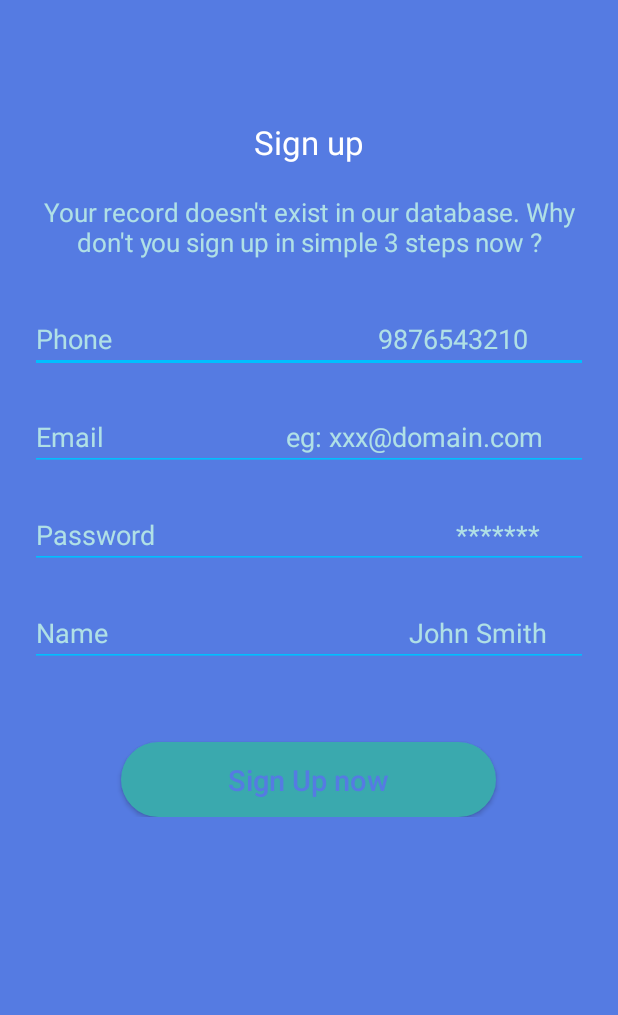
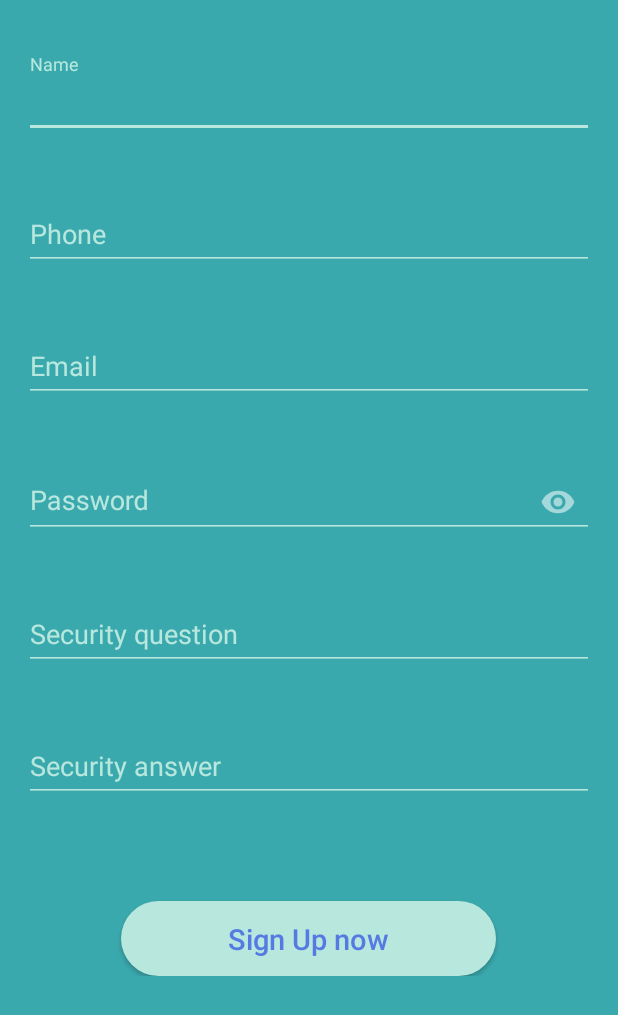
Before and after one commit to kaizer1161/BudgetCatcher, an Android app: the layout activity_sign_up.xml on its own in the app's theme, with its tools: preview values and no code run, on a phone screen of 412 x 824 dp. Shown: the top 1015 px of the screen. Run offline under Robolectric (Android 15) with nearby library versions, the light colour scheme and no system bars.

Commit message:
sign up layout created

```diff
--- a/app/src/main/res/layout/activity_sign_in.xml
+++ b/app/src/main/res/layout/activity_sign_in.xml
@@ -30,7 +30,6 @@
                     android:layout_height="wrap_content"
                     android:hint="Email"
                     android:inputType="text"
-                    android:padding="@dimen/gap_of_16dp"
                     android:textColor="@color/white" />
 
             </android.support.design.widget.TextInputLayout>
@@ -47,10 +46,8 @@
                     android:id="@+id/password_login_EditText"
                     android:layout_width="match_parent"
                     android:layout_height="wrap_content"
-                    android:background="@null"
                     android:hint="Password"
                     android:inputType="textPassword"
-                    android:padding="@dimen/gap_of_16dp"
                     android:textColor="@color/white" />
 
             </android.support.design.widget.TextInputLayout>
--- a/app/src/main/res/layout/activity_sign_up.xml
+++ b/app/src/main/res/layout/activity_sign_up.xml
@@ -1,108 +1,110 @@
 <?xml version="1.0" encoding="utf-8"?>
 <android.support.constraint.ConstraintLayout xmlns:android="http://schemas.android.com/apk/res/android"
-    xmlns:tools="http://schemas.android.com/tools"
     android:layout_width="match_parent"
+    xmlns:app="http://schemas.android.com/apk/res-auto"
     android:layout_height="match_parent">
 
     <ScrollView xmlns:android="http://schemas.android.com/apk/res/android"
-        android:layout_width="fill_parent"
-        android:layout_height="fill_parent"
-        android:background="#557be2">
+        android:layout_width="match_parent"
+        android:layout_height="match_parent"
+        android:background="@color/aquarium">
 
         <LinearLayout xmlns:android="http://schemas.android.com/apk/res/android"
-            xmlns:tools="http://schemas.android.com/tools"
             android:layout_width="match_parent"
             android:layout_height="wrap_content"
             android:layout_marginTop="20dp"
             android:orientation="vertical">
 
-            <TextView
-                android:id="@+id/title"
+            <android.support.design.widget.TextInputLayout
                 android:layout_width="match_parent"
                 android:layout_height="wrap_content"
-                android:layout_marginTop="60dp"
-                android:text="Sign up"
-                android:textAlignment="center"
-                android:textColor="#ffffff"
-                android:textSize="22dp"
-                tools:textColor="#ffffff" />
+                android:layout_margin="@dimen/gap_of_16dp"
+                android:theme="@style/sign_up_edit_text">
 
-            <TextView
-                android:id="@+id/subtitle"
+                <android.support.design.widget.TextInputEditText
+                    android:layout_width="match_parent"
+                    android:layout_height="wrap_content"
+                    android:hint="Name"
+                    android:inputType="text"
+                    android:textColor="@color/light_blue" />
+
+            </android.support.design.widget.TextInputLayout>
+
+            <android.support.design.widget.TextInputLayout
                 android:layout_width="match_parent"
                 android:layout_height="wrap_content"
-                android:layout_marginLeft="20dp"
-                android:layout_marginTop="20dp"
-                android:layout_marginRight="20dp"
-                android:text="Your record doesn't exist in our database. Why don't you sign up in simple 3 steps now ?"
-                android:textAlignment="center"
-                android:textColor="#b0e0e6"
-                android:textSize="17dp"
-                tools:textColor="#b0e0e6" />
+                android:layout_margin="@dimen/gap_of_16dp"
+                android:theme="@style/sign_up_edit_text">
 
-            <EditText
-                android:id="@+id/firstName"
+                <android.support.design.widget.TextInputEditText
+                    android:layout_width="match_parent"
+                    android:layout_height="wrap_content"
+                    android:hint="Phone"
+                    android:inputType="text"
+                    android:textColor="@color/light_blue" />
+
+            </android.support.design.widget.TextInputLayout>
+
+            <android.support.design.widget.TextInputLayout
                 android:layout_width="match_parent"
                 android:layout_height="wrap_content"
-                android:layout_marginLeft="20dp"
-                android:layout_marginTop="30dp"
-                android:layout_marginRight="20dp"
-                android:backgroundTint="#00bfff"
-                android:hint="Phone                                      9876543210"
-                android:inputType="phone"
-                android:maxLength="11"
-                android:selectAllOnFocus="false"
-                android:singleLine="false"
-                android:textColorHint="#b0e0e6"
-                android:textColorLink="#b0e0e6" />
+                android:layout_margin="@dimen/gap_of_16dp"
+                android:theme="@style/sign_up_edit_text">
 
-            <EditText
-                android:id="@+id/email"
+                <android.support.design.widget.TextInputEditText
+                    android:layout_width="match_parent"
+                    android:layout_height="wrap_content"
+                    android:hint="Email"
+                    android:inputType="text"
+                    android:textColor="@color/light_blue" />
+
+            </android.support.design.widget.TextInputLayout>
+
+            <android.support.design.widget.TextInputLayout
                 android:layout_width="match_parent"
                 android:layout_height="wrap_content"
-                android:layout_marginLeft="20dp"
-                android:layout_marginTop="20dp"
-                android:layout_marginRight="20dp"
-                android:backgroundTint="#00bfff"
-                android:hint="Email                          eg: xxx@domain.com"
-                android:inputType="textEmailAddress"
-                android:maxLength="30"
-                android:selectAllOnFocus="false"
-                android:singleLine="false"
-                android:textColorHint="#b0e0e6"
-                android:textColorLink="#b0e0e6" />
+                android:layout_margin="@dimen/gap_of_16dp"
+                android:theme="@style/sign_up_edit_text"
+                app:passwordToggleEnabled="true">
 
-            <EditText
-                android:id="@+id/passs"
+                <android.support.design.widget.TextInputEditText
+                    android:layout_width="match_parent"
+                    android:layout_height="wrap_content"
+                    android:hint="Password"
+                    android:inputType="textPassword"
+                    android:textColor="@color/light_blue" />
+
+            </android.support.design.widget.TextInputLayout>
+
+            <android.support.design.widget.TextInputLayout
                 android:layout_width="match_parent"
                 android:layout_height="wrap_content"
-                android:layout_marginLeft="20dp"
-                android:layout_marginTop="20dp"
-                android:layout_marginRight="20dp"
-                android:backgroundTint="#00bfff"
-                android:hint="Password                                           *******"
-                android:inputType="textPassword"
-                android:maxLength="40"
-                android:selectAllOnFocus="false"
-                android:singleLine="false"
-                android:textColorHint="#b0e0e6"
-                android:textColorLink="#b0e0e6" />
+                android:layout_margin="@dimen/gap_of_16dp"
+                android:theme="@style/sign_up_edit_text">
 
-            <EditText
-                android:id="@+id/pass"
+                <android.support.design.widget.TextInputEditText
+                    android:layout_width="match_parent"
+                    android:layout_height="wrap_content"
+                    android:hint="Security question"
+                    android:inputType="text"
+                    android:textColor="@color/light_blue" />
+
+            </android.support.design.widget.TextInputLayout>
+
+            <android.support.design.widget.TextInputLayout
                 android:layout_width="match_parent"
                 android:layout_height="wrap_content"
-                android:layout_marginLeft="20dp"
-                android:layout_marginTop="20dp"
-                android:layout_marginRight="20dp"
-                android:backgroundTint="#00bfff"
-                android:hint="Name                                           John Smith"
-                android:inputType="text"
-                android:maxLength="15"
-                android:selectAllOnFocus="false"
-                android:singleLine="false"
-                android:textColorHint="#b0e0e6"
-                android:textColorLink="#b0e0e6" />
+                android:layout_margin="@dimen/gap_of_16dp"
+                android:theme="@style/sign_up_edit_text">
+
+                <android.support.design.widget.TextInputEditText
+                    android:layout_width="match_parent"
+                    android:layout_height="wrap_content"
+                    android:hint="Security answer"
+                    android:inputType="text"
+                    android:textColor="@color/light_blue" />
+
+            </android.support.design.widget.TextInputLayout>
 
             <Button
                 android:id="@+id/button1"
@@ -110,7 +112,7 @@
                 android:layout_height="50dp"
                 android:layout_gravity="center"
                 android:layout_marginTop="50dp"
-                android:background="@drawable/aquarium_button_background"
+                android:background="@drawable/light_blue_button_background"
                 android:onClick="signup"
                 android:text="Sign Up now"
                 android:textAllCaps="false"
--- a/app/src/main/res/values/styles.xml
+++ b/app/src/main/res/values/styles.xml
@@ -8,4 +8,14 @@
         <item name="colorAccent">@color/colorAccent</item>
     </style>
 
+    <style name="sign_up_edit_text" parent="@style/Theme.AppCompat">
+        <!-- Hint color and label color in FALSE state -->
+        <item name="android:textColorHint">@color/light_blue</item>
+        <!-- Label color in TRUE state and bar color FALSE and TRUE State -->
+        <item name="colorAccent">@color/light_blue</item>
+        <item name="colorControlNormal">@color/light_blue</item>
+        <item name="colorControlActivated">@color/light_blue</item>
+        <item name="colorControlHighlight">@color/light_blue</item>
+    </style>
+
 </resources>
```
Also changed, not shown: app/src/main/res/layout/activity_login.xml (deleted, +0 -91 lines).
